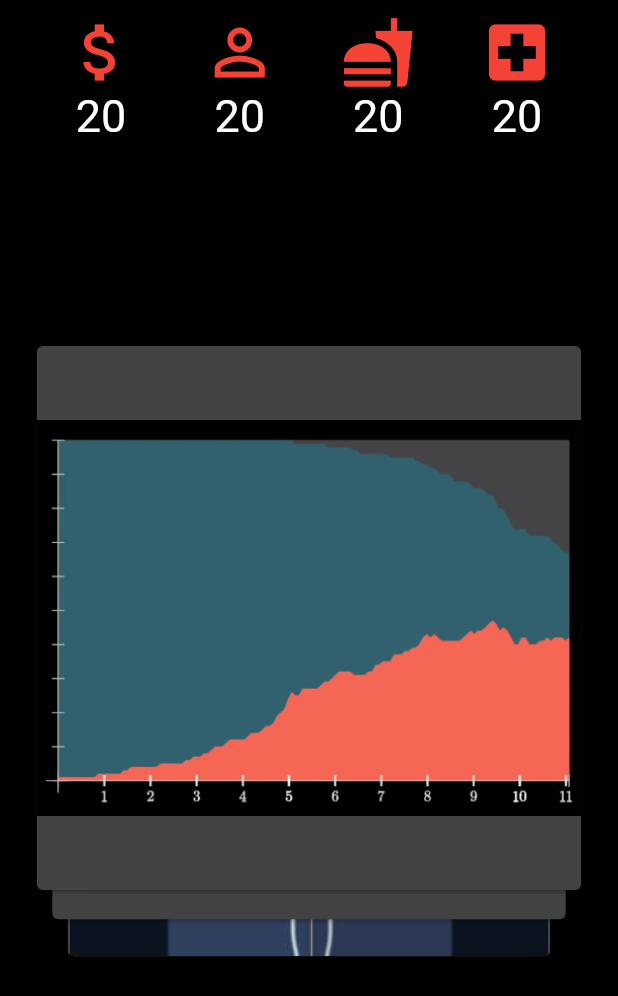
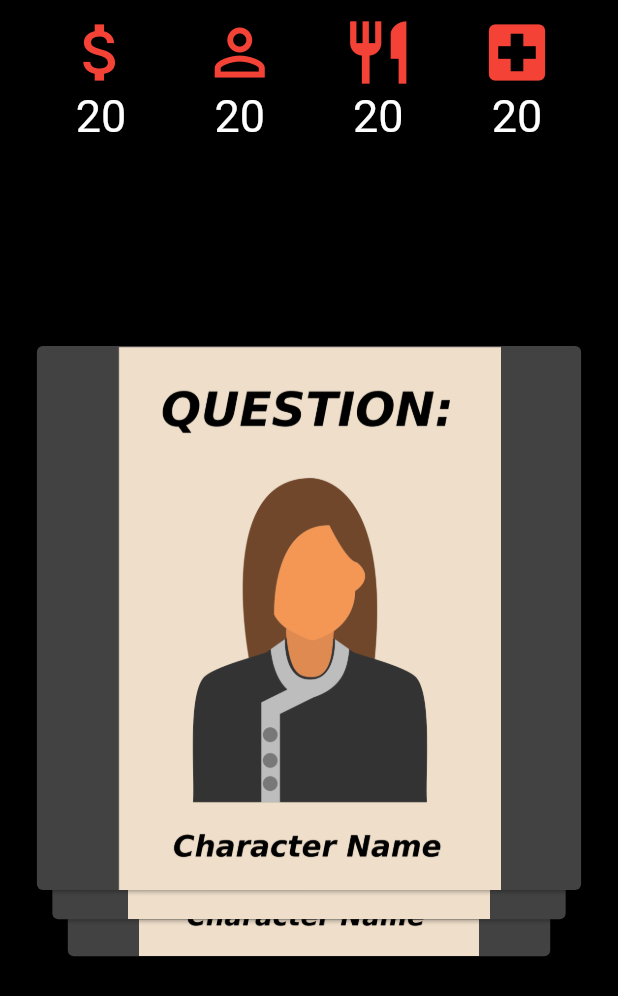
Before and after one commit to dhruvarora91/codiv-91, a Flutter app: the GamePage screen opened by its route, on a phone screen of 412 x 824 dp. Shown: the top 996 px of the screen. Run offline on Flutter 3.47's test engine with Material 2 defaults, Android fonts, the light colour scheme and no system bars; drawn by our look-alikes of flutter_tindercard.

Commit message:
Added characters and icon

```diff
--- a/lib/game.dart
+++ b/lib/game.dart
@@ -4,9 +4,11 @@
 
 class GamePage extends StatelessWidget {
   List<String> cardImages = [
-    'images/kuchbhi.PNG',
-    'images/card-2.jpg',
-    'images/card-3.jpg',
+    'images/characterimg1.png',
+    'images/characterimg2.png',
+    'images/characterimg3.png',
+    'images/characterimg4.png',
+    'images/characterimg5.png',
   ];
   @override
   Widget build(BuildContext context) {
@@ -53,7 +55,7 @@
                   Column(
                     children: <Widget>[
                       Icon(
-                        Icons.fastfood,
+                        Icons.restaurant,
                         size: 50.0,
                         color: Colors.red,
                       ),
```
Also changed, not shown: images/card-2.jpg (deleted), images/card-3.jpg (deleted), images/characterimg1.png (added), images/characterimg2.png (added), images/characterimg3.png (added), images/characterimg4.png (added), images/characterimg5.png (added), images/kuchbhi.PNG (deleted), 2 other files.
